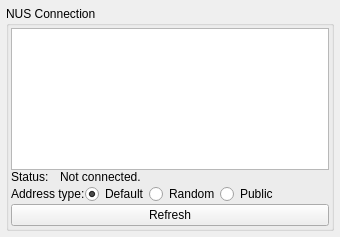
Before: the Qt Designer form plugins/nus_transport/nus_bluetooth_setup.ui in thedjnK/AuTerm, drawn with Qt 5.
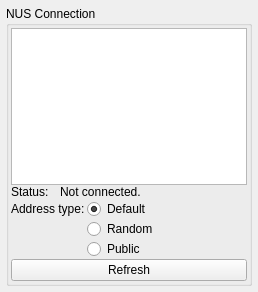
After: the same form once the commit is applied.

Commit message: plugins: transport: nus: Fix address type making Linux width too large

```diff
--- a/plugins/nus_transport/nus_bluetooth_setup.ui
+++ b/plugins/nus_transport/nus_bluetooth_setup.ui
@@ -6,8 +6,8 @@
    <rect>
     <x>0</x>
     <y>0</y>
-    <width>340</width>
-    <height>237</height>
+    <width>258</width>
+    <height>292</height>
    </rect>
   </property>
   <property name="sizePolicy">
@@ -131,15 +131,30 @@
        </layout>
       </item>
       <item>
-       <layout class="QHBoxLayout" name="horizontalLayout">
-        <item>
+       <layout class="QFormLayout" name="formLayout_2">
+        <property name="sizeConstraint">
+         <enum>QLayout::SizeConstraint::SetMinimumSize</enum>
+        </property>
+        <property name="fieldGrowthPolicy">
+         <enum>QFormLayout::FieldGrowthPolicy::FieldsStayAtSizeHint</enum>
+        </property>
+        <property name="horizontalSpacing">
+         <number>2</number>
+        </property>
+        <property name="verticalSpacing">
+         <number>0</number>
+        </property>
+        <property name="topMargin">
+         <number>0</number>
+        </property>
+        <item row="0" column="0">
          <widget class="QLabel" name="label_2">
           <property name="text">
            <string>Address type:</string>
           </property>
          </widget>
         </item>
-        <item>
+        <item row="0" column="1">
          <widget class="QRadioButton" name="radio_address_type_default">
           <property name="text">
            <string>Default</string>
@@ -149,33 +164,20 @@
           </property>
          </widget>
         </item>
-        <item>
+        <item row="1" column="1">
          <widget class="QRadioButton" name="radio_address_type_random">
           <property name="text">
            <string>Random</string>
           </property>
          </widget>
         </item>
-        <item>
+        <item row="2" column="1">
          <widget class="QRadioButton" name="radio_address_type_public">
           <property name="text">
            <string>Public</string>
           </property>
          </widget>
         </item>
-        <item>
-         <spacer name="horizontalSpacer">
-          <property name="orientation">
-           <enum>Qt::Orientation::Horizontal</enum>
-          </property>
-          <property name="sizeHint" stdset="0">
-           <size>
-            <width>40</width>
-            <height>20</height>
-           </size>
-          </property>
-         </spacer>
-        </item>
        </layout>
       </item>
       <item>
```
The commit also changes 1 other file.
